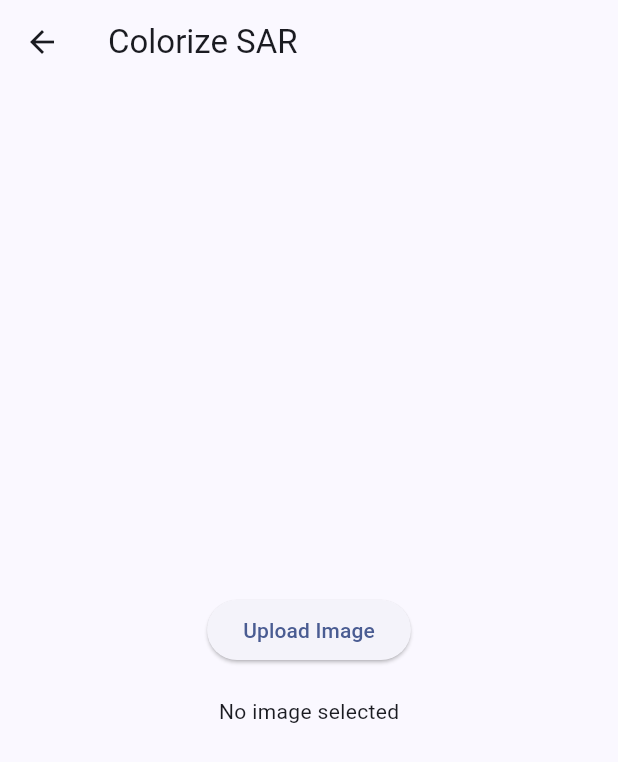
After one commit to msabhinavchandra/Remote_Sensing_GenAI, a Flutter app: the Dashboard screen opened directly, after a tap on "Predict Crops", after a tap on the "arrow back" icon, after a tap on "Colorize SAR", on a phone screen of 412 x 824 dp. The commit adds this screen. Shown: the top 762 px of the screen. Run offline on Flutter 3.47's test engine with Material 3 defaults, Android fonts, the light colour scheme and no system bars; our stand-ins replace cloud_firestore, firebase_auth, firebase_core, flutter_dotenv, image_picker, pin_code_fields; missing offline and left inert: email_otp; accounts and stored records are empty.

Commit message:
UI Changed Logout Dashboard image input SAR input done

```diff
--- /dev/null
+++ b/lib/Pages/ColorizeSARPage.dart
@@ -0,0 +1,50 @@
+import 'package:flutter/material.dart';
+import 'package:image_picker/image_picker.dart';
+import 'dart:io'; // Import this library for the File class
+
+
+class ColorizeSARPage extends StatefulWidget {
+  const ColorizeSARPage({Key? key}) : super(key: key);
+
+  @override
+  State<ColorizeSARPage> createState() => _ColorizeSARPageState();
+}
+
+class _ColorizeSARPageState extends State<ColorizeSARPage> {
+  final ImagePicker _picker = ImagePicker();
+  XFile? _imageFile;
+
+  Future<void> _pickImage() async {
+    final pickedFile = await _picker.pickImage(source: ImageSource.gallery);
+    setState(() {
+      _imageFile = pickedFile;
+    });
+  }
+
+  @override
+  Widget build(BuildContext context) {
+    return Scaffold(
+      appBar: AppBar(
+        title: const Text('Colorize SAR'),
+      ),
+      body: Center(
+        child: Column(
+          mainAxisAlignment: MainAxisAlignment.center,
+          children: [
+            ElevatedButton(
+              onPressed: _pickImage,
+              child: const Text('Upload Image'),
+            ),
+            const SizedBox(height: 20),
+            _imageFile != null
+                ? Image.file(
+                    File(_imageFile!.path),
+                    height: 200,
+                  )
+                : const Text('No image selected'),
+          ],
+        ),
+      ),
+    );
+  }
+}
--- a/lib/Pages/MyHomePage.dart
+++ b/lib/Pages/MyHomePage.dart
@@ -3,6 +3,7 @@ import 'Sign_up_Page.dart';
 import 'package:cloud_firestore/cloud_firestore.dart';
 import 'package:firebase_auth/firebase_auth.dart';
 import 'WelcomePage.dart';
+import 'dashboard.dart';
 
 class MyHomePage extends StatefulWidget {
   const MyHomePage({super.key, required this.title});
@@ -55,7 +56,7 @@ class _MyHomePageState extends State<MyHomePage> {
         // Navigate to the Welcome Page on successful login
         Navigator.pushReplacement(
           context,
-          MaterialPageRoute(builder: (context) => const WelcomePage()),
+          MaterialPageRoute(builder: (context) => const Dashboard()),
         );
       } on FirebaseAuthException catch (e) {
         String message;
--- a/lib/Pages/WelcomePage.dart
+++ b/lib/Pages/WelcomePage.dart
@@ -1,9 +1,12 @@
+
 import 'dart:convert';
 import 'dart:io';
 import 'package:flutter/material.dart';
 import 'package:image_picker/image_picker.dart';
 import 'package:http/http.dart' as http;
 import 'package:flutter_dotenv/flutter_dotenv.dart';
+import 'MyHomePage.dart';
+import 'dashboard.dart';
 
 class WelcomePage extends StatefulWidget {
   const WelcomePage({super.key});
@@ -15,12 +18,7 @@ class WelcomePage extends StatefulWidget {
 class _WelcomePageState extends State<WelcomePage> {
   File? _image;
   String? _prediction;
-  bool _isLoading = false; // Added to manage loading state
-
-  @override
-  void initState() {
-    super.initState();
-  }
+  bool _isLoading = false; // Loading state
 
   Future<void> _pickImage() async {
     try {
@@ -84,6 +82,19 @@ class _WelcomePageState extends State<WelcomePage> {
     });
   }
 
+  // void _logout() {
+  //   Navigator.pop(context); // Navigate back to the login or previous page
+  // }
+
+  void _logout() {
+    Navigator.pushAndRemoveUntil(
+      context,
+      MaterialPageRoute(
+          builder: (context) => const MyHomePage(title: 'Login Page')),
+      (route) => false, // Remove all previous routes
+    );
+  }
+
   @override
   Widget build(BuildContext context) {
     return Scaffold(
@@ -91,6 +102,28 @@ class _WelcomePageState extends State<WelcomePage> {
         title: const Text('Crop Predictor'),
         centerTitle: true,
         elevation: 0,
+        // leading: IconButton(
+        //   icon: const Icon(Icons.arrow_back),
+        //   onPressed: () {
+        //     Navigator.pop(context); // Navigate to the previous page
+        //   },
+        // ),
+        leading: IconButton(
+          icon: const Icon(Icons.arrow_back),
+          onPressed: () {
+            Navigator.pushReplacement(
+              context,
+              MaterialPageRoute(builder: (context) => const Dashboard()),
+            );
+          },
+        ),
+
+        actions: [
+          IconButton(
+            icon: const Icon(Icons.logout),
+            onPressed: _logout, // Call the logout method
+          ),
+        ],
       ),
       body: SingleChildScrollView(
         child: Padding(
--- /dev/null
+++ b/lib/Pages/dashboard.dart
@@ -0,0 +1,173 @@
+
+
+import 'package:flutter/material.dart';
+import 'WelcomePage.dart'; // Import the existing WelcomePage
+import 'ColorizeSARPage.dart'; // Import the new ColorizeSARPage
+
+class Dashboard extends StatelessWidget {
+  const Dashboard({Key? key}) : super(key: key);
+
+  @override
+  Widget build(BuildContext context) {
+    // Define a background image (optional)
+    final backgroundImage = AssetImage(
+        'assets/images/dashboard_bg.jpg'); // Ensure you have this image in your assets
+
+    return Scaffold(
+      appBar: AppBar(
+        title: const Text('Dashboard'),
+        centerTitle: true,
+        elevation: 0,
+        backgroundColor: Colors.teal,
+      ),
+      body: Container(
+        decoration: BoxDecoration(
+          image: DecorationImage(
+            image: backgroundImage,
+            fit: BoxFit.cover,
+            colorFilter: ColorFilter.mode(
+                Colors.black.withOpacity(0.1), BlendMode.dstATop),
+          ),
+        ),
+        child: Padding(
+          padding: const EdgeInsets.symmetric(horizontal: 16.0, vertical: 24.0),
+          child: Column(
+            crossAxisAlignment: CrossAxisAlignment.center,
+            children: [
+              const Text(
+                'Welcome to RemSenseAI Dashboard',
+                style: TextStyle(
+                  fontSize: 28,
+                  fontWeight: FontWeight.bold,
+                  color: Colors.teal,
+                ),
+                textAlign: TextAlign.center,
+              ),
+              const SizedBox(height: 20),
+              Expanded(
+                child: ListView(
+                  children: [
+                    _buildDashboardCard(
+                      context,
+                      title: 'Predict Crops',
+                      subtitle: 'Identify the crops',
+                      icon: Icons.agriculture,
+                      color: Colors.green,
+                      image: 'assets/images/predict_crops.jpg',
+                      onTap: () {
+                        Navigator.pushReplacement(
+                          context,
+                          MaterialPageRoute(
+                              builder: (context) => const WelcomePage()),
+                        );
+                      },
+                    ),
+                    _buildDashboardCard(
+                      context,
+                      title: 'Colorize SAR',
+                      subtitle: 'Colorize SAR Images',
+                      icon: Icons.image,
+                      color: Colors.blue,
+                      image: 'assets/images/colorize_sar.jpg',
+                      onTap: () {
+                        Navigator.push(
+                          context,
+                          MaterialPageRoute(
+                              builder: (context) => const ColorizeSARPage()),
+                        );
+                      },
+                    ),
+                  ],
+                ),
+              ),
+            ],
+          ),
+        ),
+      ),
+    );
+  }
+
+  Widget _buildDashboardCard(
+    BuildContext context, {
+    required String title,
+    required String subtitle,
+    required IconData icon,
+    required Color color,
+    required String image,
+    required VoidCallback onTap,
+  }) {
+    return Card(
+      elevation: 6,
+      margin: const EdgeInsets.symmetric(vertical: 12),
+      shape: RoundedRectangleBorder(borderRadius: BorderRadius.circular(16)),
+      child: InkWell(
+        onTap: onTap,
+        borderRadius: BorderRadius.circular(16),
+        child: Container(
+          height: 180,
+          decoration: BoxDecoration(
+            borderRadius: BorderRadius.circular(16),
+            image: DecorationImage(
+              image: AssetImage(
+                  image), // Ensure you have this image in your assets
+              fit: BoxFit.cover,
+              colorFilter: ColorFilter.mode(
+                  Colors.black.withOpacity(0.4), BlendMode.darken),
+            ),
+          ),
+          child: Stack(
+            children: [
+              Positioned(
+                left: 16,
+                top: 16,
+                child: CircleAvatar(
+                  backgroundColor: Colors.white70,
+                  radius: 30,
+                  child: Icon(
+                    icon,
+                    size: 30,
+                    color: color,
+                  ),
+                ),
+              ),
+              Positioned(
+                left: 16,
+                bottom: 30,
+                child: Text(
+                  title,
+                  style: const TextStyle(
+                    fontSize: 24,
+                    color: Colors.black,
+                    fontWeight: FontWeight.bold,
+                  ),
+                ),
+              ),
+              Positioned(
+                left: 16,
+                bottom: 10,
+                child: Text(
+                  subtitle,
+                  style: const TextStyle(
+                    fontSize: 16,
+                    color: Colors.black,
+                  ),
+                ),
+              ),
+              Positioned(
+                right: 16,
+                bottom: 16,
+                child: CircleAvatar(
+                  backgroundColor: Colors.white70,
+                  child: Icon(
+                    Icons.arrow_forward_ios,
+                    color: Colors.black87,
+                  ),
+                ),
+              ),
+            ],
+          ),
+        ),
+      ),
+    );
+  }
+}
```
Also changed, not shown: lib/Pages/SplashScreen.dart (deleted, +0 -34 lines), lib/main.dart (+9 -22 lines).
